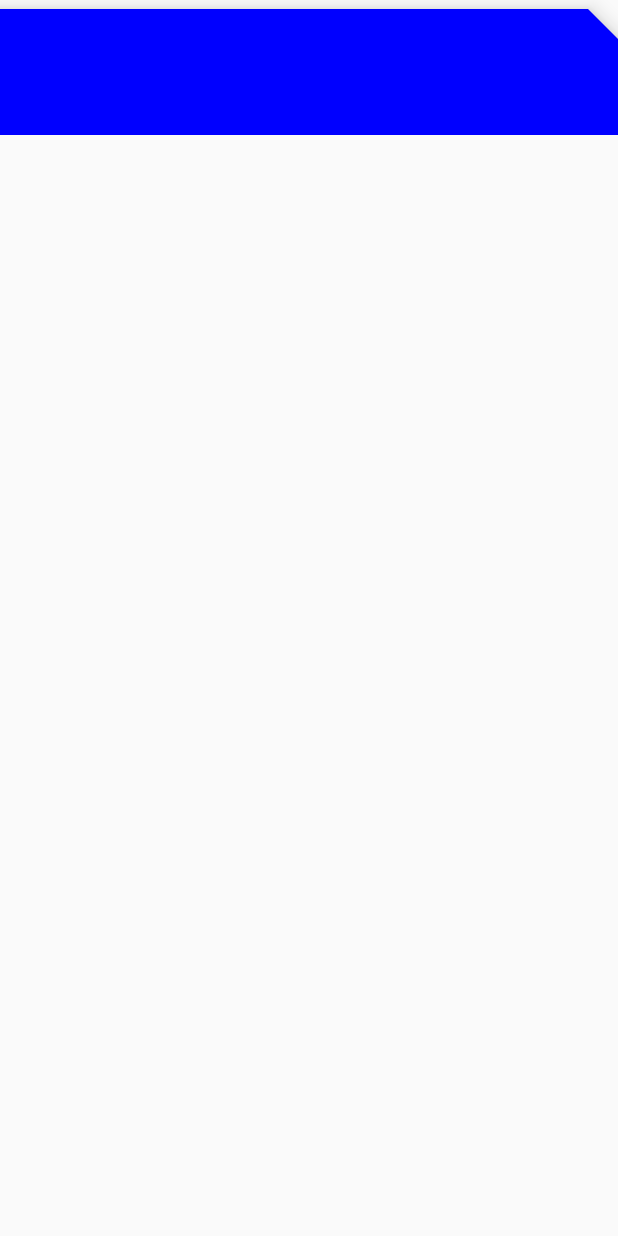
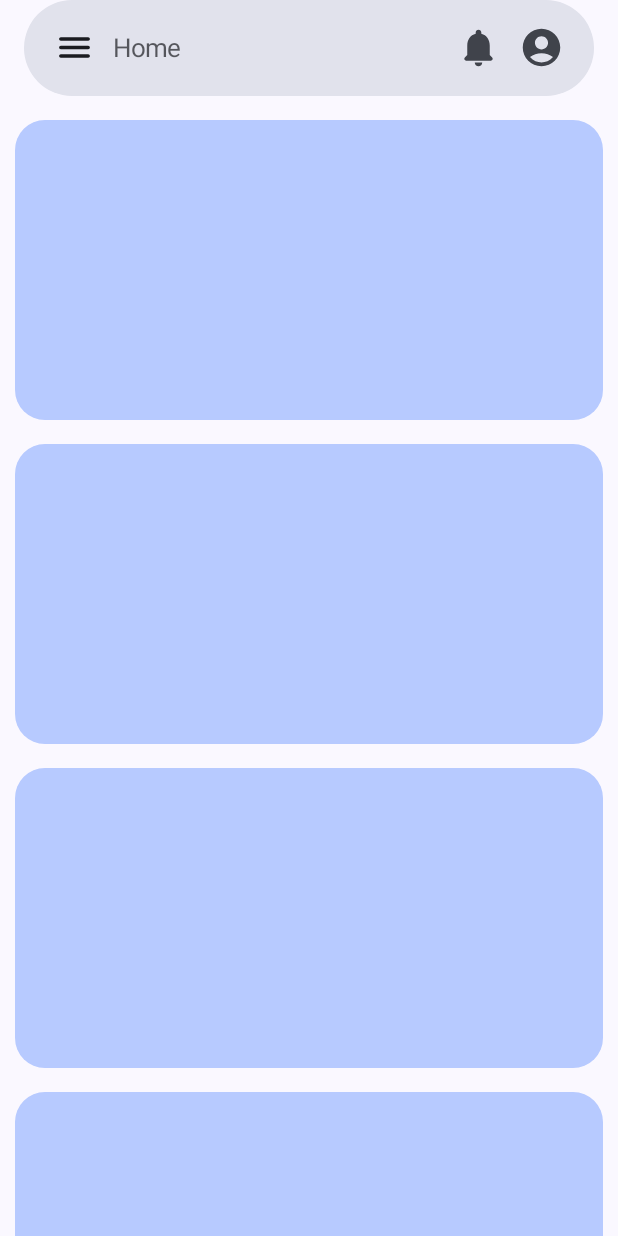
Before and after one commit to josephmmu/LearnVerseMobV2, an Android app built with Jetpack Compose: the screen it shows after launch (MainActivity), on a phone screen of 412 x 824 dp. Run offline under Robolectric (Android 15) with nearby library versions, the phone set to English and light mode, and no system bars.

Commit message:
Updated subject class

```diff
--- a/app/src/main/java/com/example/newlearnverse/MainActivity.kt
+++ b/app/src/main/java/com/example/newlearnverse/MainActivity.kt
@@ -4,22 +4,47 @@ import android.os.Bundle
 import androidx.activity.ComponentActivity
 import androidx.activity.compose.setContent
 import androidx.activity.enableEdgeToEdge
+import androidx.compose.foundation.background
+import androidx.compose.foundation.layout.Box
+import androidx.compose.foundation.layout.PaddingValues
+import androidx.compose.foundation.layout.Spacer
 import androidx.compose.foundation.layout.fillMaxSize
+import androidx.compose.foundation.layout.fillMaxWidth
+import androidx.compose.foundation.layout.height
 import androidx.compose.foundation.layout.padding
+import androidx.compose.foundation.lazy.LazyColumn
+import androidx.compose.foundation.rememberScrollState
+import androidx.compose.foundation.shape.RoundedCornerShape
+import androidx.compose.material3.ExperimentalMaterial3Api
+import androidx.compose.material3.MaterialTheme
 import androidx.compose.material3.Scaffold
 import androidx.compose.material3.Text
+import androidx.compose.material3.TopAppBarDefaults
+import androidx.compose.material3.rememberTopAppBarState
 import androidx.compose.runtime.Composable
+import androidx.compose.ui.Alignment
 import androidx.compose.ui.Modifier
+import androidx.compose.ui.draw.clip
+import androidx.compose.ui.input.nestedscroll.nestedScroll
 import androidx.compose.ui.tooling.preview.Preview
+import androidx.compose.ui.unit.dp
+import com.example.newlearnverse.components.TopBar
 import com.example.newlearnverse.ui.theme.NewLearnVerseTheme
 import javax.security.auth.Subject
 
 class MainActivity : ComponentActivity() {
+    @OptIn(ExperimentalMaterial3Api::class)
     override fun onCreate(savedInstanceState: Bundle?) {
         super.onCreate(savedInstanceState)
         enableEdgeToEdge()
         setContent {
-            subjectScreen("MAth")
+            NewLearnVerseTheme {
+
+                SubjectScreenWTopBar()
+
+            }
+
+
         }
     }
 }
--- a/app/src/main/java/com/example/newlearnverse/Subjects.kt
+++ b/app/src/main/java/com/example/newlearnverse/Subjects.kt
@@ -1,7 +1,9 @@
 package com.example.newlearnverse
 
+import androidx.compose.foundation.background
 import androidx.compose.foundation.layout.Arrangement
 import androidx.compose.foundation.layout.Box
+import androidx.compose.foundation.layout.PaddingValues
 import androidx.compose.foundation.layout.Row
 import androidx.compose.foundation.layout.Spacer
 import androidx.compose.foundation.layout.fillMaxSize
@@ -10,28 +12,93 @@ import androidx.compose.foundation.layout.height
 import androidx.compose.foundation.layout.padding
 import androidx.compose.foundation.layout.size
 import androidx.compose.foundation.layout.wrapContentHeight
+import androidx.compose.foundation.lazy.LazyColumn
 import androidx.compose.foundation.shape.CutCornerShape
+import androidx.compose.foundation.shape.RoundedCornerShape
 import androidx.compose.material3.Card
 import androidx.compose.material3.CardDefaults
 import androidx.compose.material3.CardElevation
+import androidx.compose.material3.ExperimentalMaterial3Api
+import androidx.compose.material3.MaterialTheme
+import androidx.compose.material3.Scaffold
 import androidx.compose.material3.Text
+import androidx.compose.material3.TopAppBarDefaults
+import androidx.compose.material3.rememberTopAppBarState
 import androidx.compose.runtime.Composable
 import androidx.compose.ui.Alignment
 import androidx.compose.ui.Modifier
+import androidx.compose.ui.draw.clip
 import androidx.compose.ui.graphics.Color
+import androidx.compose.ui.input.nestedscroll.nestedScroll
 import androidx.compose.ui.res.colorResource
 import androidx.compose.ui.unit.dp
+import com.example.newlearnverse.components.TopBar
+
+
+@Composable
+fun SubjectScreenWTopBar() {
+
+    Scaffold { paddingValues ->
+        Screen( modifier = Modifier.padding(paddingValues))
+        //subjectScreen("MAth", modifier = Modifier.padding(paddingValues))
+        }
+
+}
+
+@OptIn(ExperimentalMaterial3Api::class)
+@Composable
+fun Screen(modifier: Modifier = Modifier) {
+
+    val scrollBehavior = TopAppBarDefaults.enterAlwaysScrollBehavior(
+        state = rememberTopAppBarState()
+    )
+
+    Scaffold (
+        modifier = modifier
+            .nestedScroll(scrollBehavior.nestedScrollConnection),
+        topBar = { TopBar(scrollBehavior = scrollBehavior) }
+    ) { paddingValues ->
+        ScreenContent(paddingValues)
+
+    }
+}
+
+// Only Temporary but these should be the subjects
+@Composable
+fun ScreenContent(paddingValues: PaddingValues) {
+    LazyColumn (modifier = Modifier.fillMaxSize(),
+        horizontalAlignment = Alignment.CenterHorizontally,
+        contentPadding = PaddingValues(
+            top = paddingValues.calculateTopPadding() + 16.dp
+        )
+    ){
+        items(10) {
+            Box(modifier = Modifier
+                .padding(horizontal = 10.dp)
+                .height(200.dp)
+                .fillMaxWidth()
+                .clip(RoundedCornerShape(20.dp))
+                .background(MaterialTheme.colorScheme.inversePrimary)) {
+
+            }
+
+            Spacer(modifier = Modifier.height(16.dp))
+        }
+    }
+}
+
 
 
 @Composable
 // passthrough subjectName:String
-fun subjectScreen(subjectName: String) {
+fun subjectScreen(subjectName: String, modifier: Modifier) {
 
     Card (modifier = Modifier
         .fillMaxWidth()
         .size(90.dp)
         .padding(top = 6.dp)
-        .height(height = 30.dp),
+        // change this wrapContentHeight thing to make it show on the screen
+        .wrapContentHeight(align = Alignment.Top),
         shape = CutCornerShape(topEnd = 20.dp),
         elevation = CardDefaults.cardElevation(defaultElevation = 8.dp),
         colors = CardDefaults.cardColors(
--- a/app/src/main/java/com/example/newlearnverse/components/AppComponents.kt
+++ b/app/src/main/java/com/example/newlearnverse/components/AppComponents.kt
@@ -5,22 +5,33 @@ import androidx.compose.foundation.background
 import androidx.compose.foundation.border
 import androidx.compose.foundation.layout.Box
 import androidx.compose.foundation.layout.PaddingValues
+import androidx.compose.foundation.layout.WindowInsets
 import androidx.compose.foundation.layout.fillMaxWidth
 import androidx.compose.foundation.layout.height
 import androidx.compose.foundation.layout.heightIn
+import androidx.compose.foundation.layout.padding
+import androidx.compose.foundation.layout.size
 import androidx.compose.foundation.shape.RoundedCornerShape
 import androidx.compose.foundation.text.KeyboardActions
 import androidx.compose.foundation.text.KeyboardOptions
 import androidx.compose.material.icons.Icons
 import androidx.compose.material.icons.filled.Visibility
 import androidx.compose.material.icons.filled.VisibilityOff
+import androidx.compose.material.icons.rounded.AccountCircle
+import androidx.compose.material.icons.rounded.Menu
+import androidx.compose.material.icons.rounded.Notifications
 import androidx.compose.material3.Button
 import androidx.compose.material3.ButtonDefaults
+import androidx.compose.material3.ExperimentalMaterial3Api
 import androidx.compose.material3.Icon
 import androidx.compose.material3.IconButton
+import androidx.compose.material3.MaterialTheme
 import androidx.compose.material3.OutlinedTextField
 import androidx.compose.material3.Text
 import androidx.compose.material3.TextFieldDefaults
+import androidx.compose.material3.TopAppBar
+import androidx.compose.material3.TopAppBarDefaults
+import androidx.compose.material3.TopAppBarScrollBehavior
 import androidx.compose.runtime.Composable
 import androidx.compose.runtime.mutableStateOf
 import androidx.compose.runtime.remember
@@ -232,3 +243,51 @@ fun MyButtonComponent(value: String) {
 
     }
 }
+
+@OptIn(ExperimentalMaterial3Api::class)
+@Composable
+fun TopBar(
+    modifier: Modifier = Modifier,
+    scrollBehavior: TopAppBarScrollBehavior
+) {
+    TopAppBar(
+        modifier = modifier
+            .padding(horizontal = 16.dp)
+            .clip(RoundedCornerShape(100.dp)), // To make it rounded
+        scrollBehavior = scrollBehavior,
+        colors = TopAppBarDefaults.topAppBarColors(
+            containerColor = MaterialTheme.colorScheme.surfaceVariant
+        ),
+        windowInsets = WindowInsets(top = 0.dp),
+        title = {
+            Text(text = "Home",
+                color = MaterialTheme.colorScheme.onBackground.copy(0.7f),
+                fontSize = 17.sp)
+        },
+        navigationIcon = {
+            Icon(
+                imageVector = Icons.Rounded.Menu,
+                contentDescription = null,
+                modifier = Modifier
+                    .padding(start = 16.dp, end = 8.dp)
+                    .size(27.dp)
+            )
+        },
+        actions = {
+            Icon(
+                imageVector = Icons.Rounded.Notifications,
+                contentDescription = null,
+                modifier = Modifier
+                    .padding(end = 8.dp)
+                    .size(30.dp)
+            )
+            Icon(
+                imageVector = Icons.Rounded.AccountCircle,
+                contentDescription = null,
+                modifier = Modifier
+                    .padding(start = 4.dp, end = 16.dp)
+                    .size(30.dp)
+            )
+        }
+    )
+}
```
